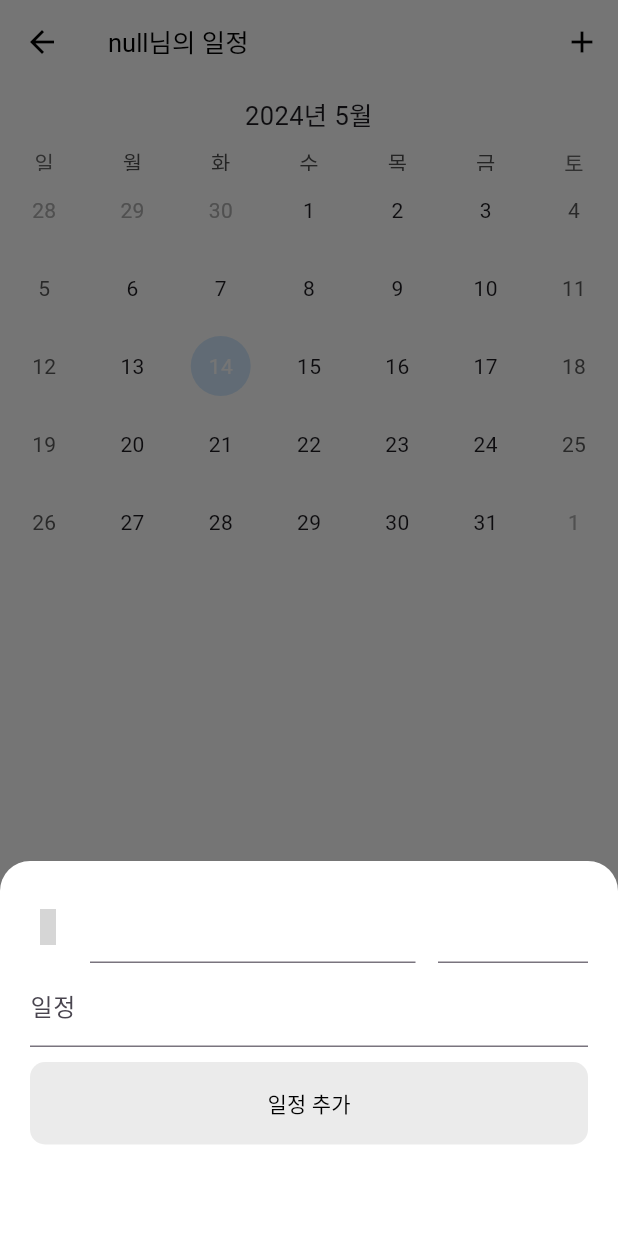
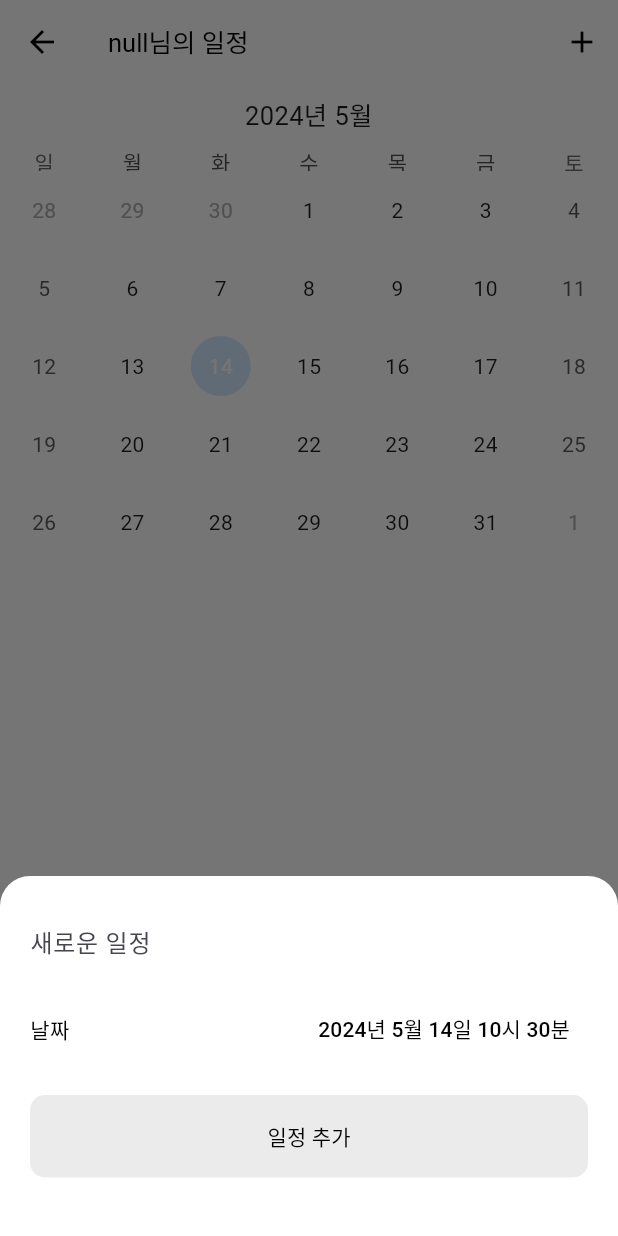
Before and after one commit to salt-bread-tech/nabi, a Flutter app: the ScheduleCalendar screen opened by its route, after a tap on the "add" icon, on a phone screen of 412 x 824 dp. Run offline on Flutter 3.47's test engine with Material 3 defaults, Android fonts, the phone set to English and light mode, and no system bars; drawn by our look-alikes of date_time_picker, table_calendar, timelines; our stand-ins replace carousel_slider, fl_chart, flutter_chat_types, flutter_chat_ui, flutter_spinkit, font_awesome_flutter and 4 more; missing offline and left inert: google_ml_kit; network calls fail; grey boxes are pictures that could not be loaded.

Commit message:
FEAT: 일정 추가 UI 변경

```diff
--- a/lib/screen/screen_schedule_calendar.dart
+++ b/lib/screen/screen_schedule_calendar.dart
@@ -100,7 +100,11 @@ class _ScheduleCalendarState extends State<ScheduleCalendar> {
           IconButton(
             icon: Icon(Icons.add),
             onPressed: () {
-              showAddScheduleModal(context);
+              showModalBottomSheet(
+                isScrollControlled: true,
+                context: context,
+                builder: (BuildContext bCtx) => AddScheduleModal(parentContext: context),
+              );
             },
           ),
         ],
--- a/lib/widgets/widget_schedule.dart
+++ b/lib/widgets/widget_schedule.dart
@@ -52,11 +52,11 @@ Future<List<Schedule>> fetchSchedule(String dateTime) async {
       Schedule(text: text, date: datetime, isDone: isDone);
       schedules.add(schedule);
     }
-
     schedules.sort((a, b) => a.date.compareTo(b.date));
 
     return schedules;
   }
+
 }
 
 class WidgetSchedule extends StatefulWidget {
--- a/lib/widgets/widget_schedule_modal.dart
+++ b/lib/widgets/widget_schedule_modal.dart
@@ -1,18 +1,22 @@
 import 'dart:convert';
-
-import 'package:doctor_nyang/assets/theme.dart';
+import 'package:flutter/material.dart';
 import 'package:flutter/cupertino.dart';
-import 'package:flutter/widgets.dart';
 import 'package:http/http.dart' as http;
-import 'package:flutter/material.dart';
-import 'package:iconsax/iconsax.dart';
 import 'package:intl/intl.dart';
-import 'package:date_time_picker/date_time_picker.dart';
-
+import 'package:doctor_nyang/assets/theme.dart';  // 가정한 경로
 import '../services/globals.dart';
 import '../services/urls.dart';
 
-void showAddScheduleModal(BuildContext context) {
+class AddScheduleModal extends StatefulWidget {
+  final BuildContext parentContext;
+
+  const AddScheduleModal({Key? key, required this.parentContext}) : super(key: key);
+
+  @override
+  _AddScheduleModalState createState() => _AddScheduleModalState();
+}
+
+class _AddScheduleModalState extends State<AddScheduleModal> {
   DateTime selectedDate = DateTime.now();
   String content = '';
 
@@ -42,16 +46,13 @@ void showAddScheduleModal(BuildContext context) {
     }
   }
 
-  showModalBottomSheet(
-    isScrollControlled: true,
-    context: context,
-    builder: (bCtx) {
+  @override
+  Widget build(BuildContext context) {
     return Padding(
-        padding: EdgeInsets.only(
-            bottom: MediaQuery.of(context).viewInsets.bottom),
+        padding: EdgeInsets.only(bottom: MediaQuery.of(widget.parentContext).viewInsets.bottom),
         child: Container(
             width: double.infinity,
-              height: 250,
+            height: 240,
             decoration: BoxDecoration(
               color: AppTheme.appbackgroundColor,
               borderRadius: BorderRadius.only(
@@ -63,28 +64,61 @@ void showAddScheduleModal(BuildContext context) {
             child: Column(
               mainAxisSize: MainAxisSize.min,
               children: <Widget>[
-                  DateTimePicker(
-                    type: DateTimePickerType.dateTimeSeparate,
-                    dateMask: 'yyyy/MM/dd',
-                    initialValue: DateFormat('yyyy/MM/dd').format(selectedDate),
-                    firstDate: DateTime(2000),
-                    lastDate: DateTime(2100),
-                    icon: Icon(Iconsax.calendar),
-                    onChanged: (val) {
-                      selectedDate = DateTime.parse(val);
-                    },
+                TextField(
+                  decoration: InputDecoration(
+                    hintText: '새로운 일정',
+                    labelStyle: TextStyle(color: Colors.black),
+                    border: InputBorder.none,
                   ),
-                  TextField(
-                    decoration: InputDecoration(labelText: '일정'),
                   onChanged: (value) {
                     content = value;
                   },
                 ),
                 SizedBox(height: 10),
                 Row(
-                    mainAxisAlignment: MainAxisAlignment.spaceAround,
-                    children: <Widget>[],
+                  mainAxisAlignment: MainAxisAlignment.spaceBetween,
+                  children: <Widget>[
+                    Text('날짜', style: TextStyle(color: Colors.black)),
+                    TextButton(
+                      onPressed: () {
+                        showCupertinoModalPopup(
+                            context: context,
+                            builder: (BuildContext context) {
+                              return Container(
+                                height: 300,
+                                color: Colors.white,
+                                child: Column(
+                                  children: [
+                                    Container(
+                                      height: 200,
+                                      child: CupertinoDatePicker(
+                                        initialDateTime: selectedDate,
+                                        onDateTimeChanged: (DateTime newDateTime) {
+                                          setState(() {
+                                            selectedDate = newDateTime;
+                                          });
+                                        },
+                                        use24hFormat: true,
                                       ),
+                                    ),
+                                    TextButton(
+                                      onPressed: () => Navigator.of(context).pop(),
+                                      child: Text('확인'),
+                                    ),
+                                  ],
+                                ),
+                              );
+                            }
+                        );
+                      },
+                      child: Text(
+                          '${selectedDate.year}년 ${selectedDate.month}월 ${selectedDate.day}일 ${selectedDate.hour}시 ${selectedDate.minute}분',
+                          style: TextStyle(color: Colors.black)
+                      ),
+                    ),
+                  ],
+                ),
+                SizedBox(height: 20),
                 Container(
                     width: double.infinity,
                     height: 55,
@@ -97,13 +131,15 @@ void showAddScheduleModal(BuildContext context) {
                         ),
                         onPressed: () {
                           addSchedule();
-                            Navigator.of(context).pop();
+                          Navigator.of(widget.parentContext).pop();  // 주의: context 대신 parentContext 사용
                           print('Schedule Added: $selectedDate $content');
                         },
-                          child: Text('일정 추가',
-                              style: TextStyle(color: Colors.black)))),
+                        child: Text('일정 추가', style: TextStyle(color: Colors.black))
+                    )
+                ),
               ],
-              )));
-    },
+            )
+        )
     );
   }
+}
```
Lines whose indentation alone changed are shown as unchanged.
